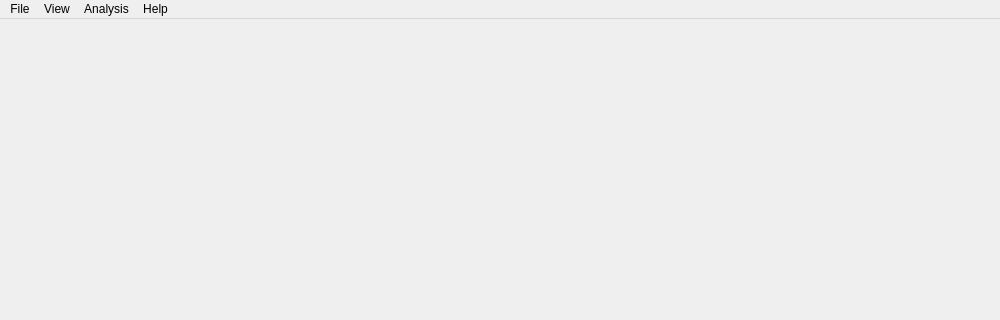
Qt form pyminflux/ui/main_window.ui (bsse-scf/pyMINFLUX) before a commit; both pictures show x 0 to 1000 and y 0 to 320 of the 1000 by 800 pixel window.
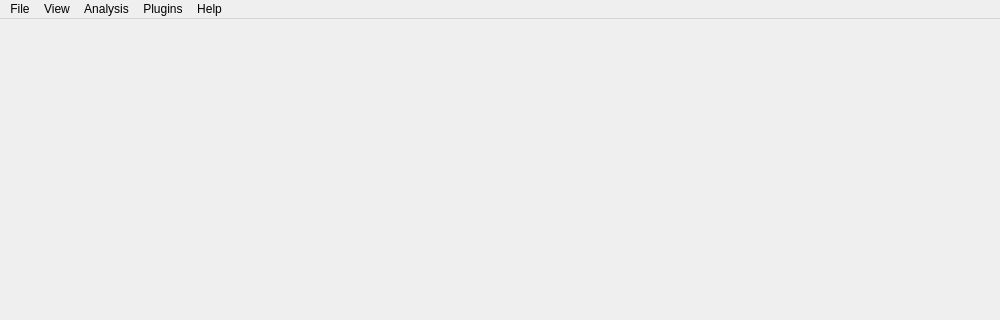
The same form after that commit.

Commit message: Add initial implementation of plugin interface.

```diff
--- a/pyminflux/ui/main_window.ui
+++ b/pyminflux/ui/main_window.ui
@@ -95,9 +95,15 @@
     <addaction name="actionTrace_Stats_Viewer"/>
     <addaction name="actionFRC_analyzer"/>
    </widget>
+   <widget class="QMenu" name="menuPlugins">
+    <property name="title">
+     <string>Plugins</string>
+    </property>
+   </widget>
    <addaction name="menuFile"/>
    <addaction name="menuView"/>
    <addaction name="menuAnalysis"/>
+   <addaction name="menuPlugins"/>
    <addaction name="menuHelp"/>
   </widget>
   <widget class="QStatusBar" name="statusbar"/>
```
The commit also changes 10 other files.
